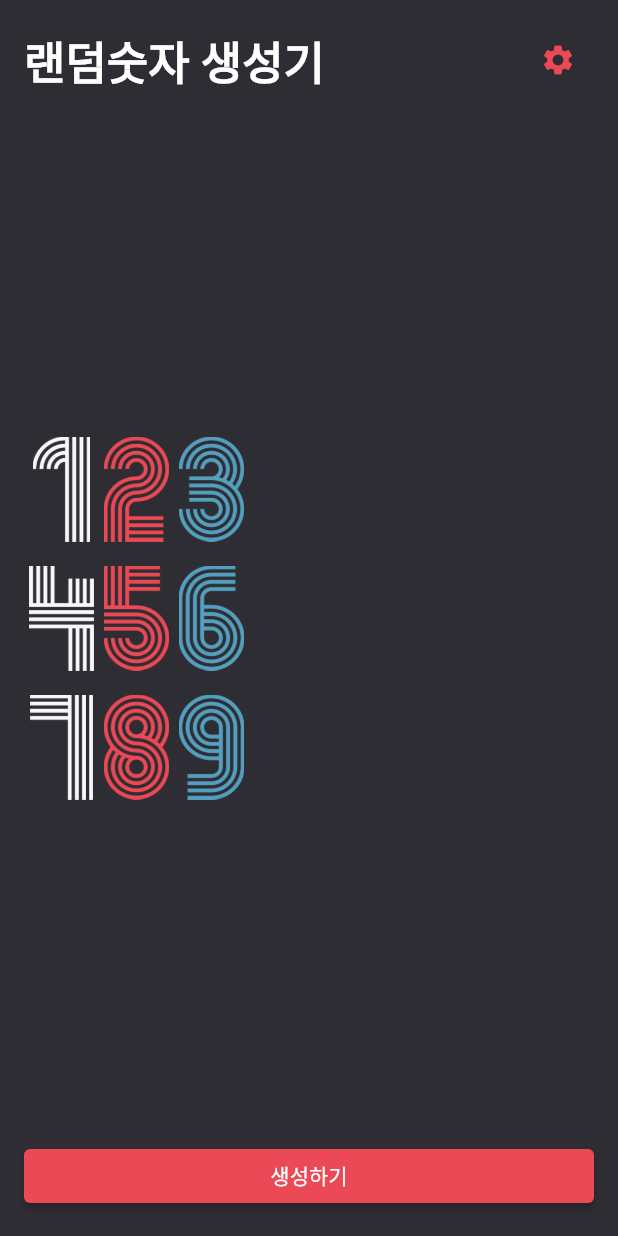
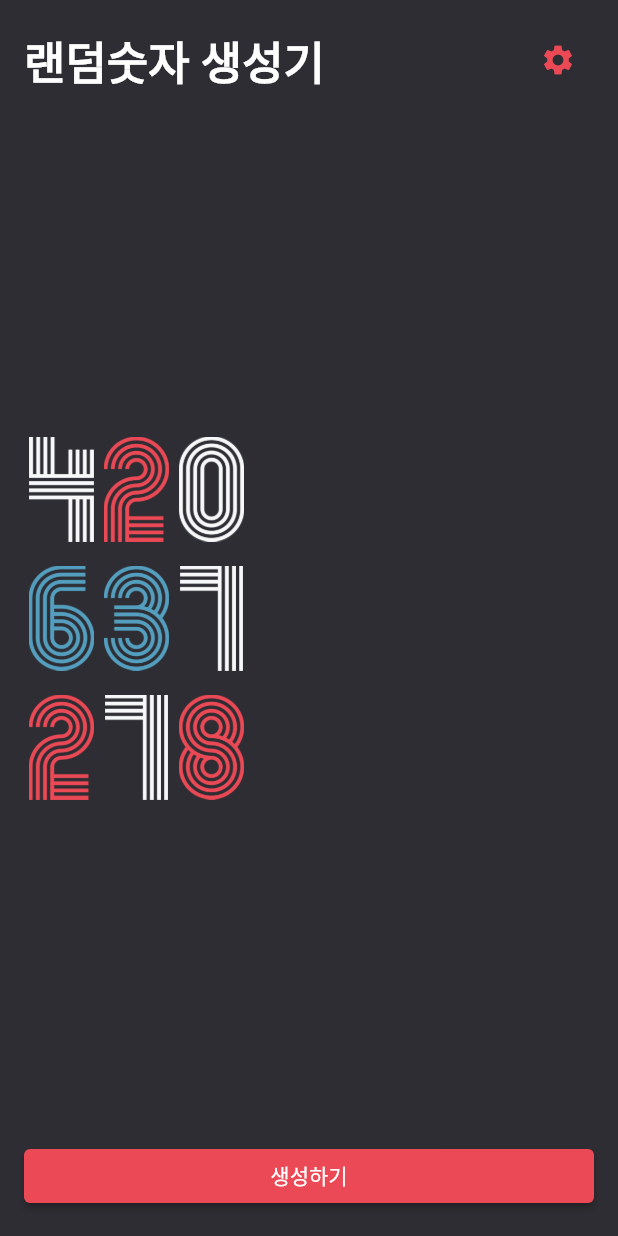
Before and after one commit to TigerKim9/FlutterStudy, a Flutter app: the screen it shows after launch, after a tap on "생성하기", on a phone screen of 412 x 824 dp. Run offline on Flutter 3.47's test engine with Material 2 defaults, Android fonts, the phone set to English and light mode, and no system bars; our stand-ins replace webview_flutter.

```diff
--- a/random_number_generator/lib/screen/home_screen.dart
+++ b/random_number_generator/lib/screen/home_screen.dart
@@ -1,4 +1,7 @@
+import 'dart:math';
+
 import 'package:flutter/material.dart';
+import 'package:random_number_generator/screen/settings_screen.dart';
 
 import '../constant/color.dart';
 
@@ -10,6 +13,12 @@ class HomeScreen extends StatefulWidget {
 }
 
 class _HomeScreenState extends State<HomeScreen> {
+  List<int> RandomNumber =[
+    123,
+    456,
+    789,
+  ];
+
   @override
   Widget build(BuildContext context) {
     return Scaffold(
@@ -32,7 +41,14 @@ class _HomeScreenState extends State<HomeScreen> {
                       ),
                     ),
                     IconButton(
-                        onPressed: () {},
+                        onPressed: () {
+                          Navigator.of(context).push(
+                            MaterialPageRoute(builder: (BuildContext context){
+                              return SettingsScreen();
+                            }
+                            )
+                          );
+                        },
                         icon: Icon(
                           Icons.settings,
                           color: RED_COLOR,
@@ -42,11 +58,8 @@ class _HomeScreenState extends State<HomeScreen> {
                 Expanded(
                     child: Column(
                         mainAxisAlignment: MainAxisAlignment.center,
-                        children: [
-                          123,
-                          456,
-                          789,
-                        ].asMap().entries
+                        children:
+                            RandomNumber.asMap().entries
                             .map((x) => Padding(
                               padding: EdgeInsets.only(bottom: x.key==2?0: 16.0),// 맨 밑 숫자는 패딩 넣지 않기
                               child: Row(
@@ -62,13 +75,27 @@ class _HomeScreenState extends State<HomeScreen> {
                         ).toList()
                     )
                 ),
-                SizedBox(
-                    width: double.infinity,
+                SizedBox(   //Container를 써도 되지만 SizedBox가 아주 조금 빠른 것과 모두 Container를 쓰면 코드를 구분할 때 어려우므로 개발자들의 약속으로 요소에는 SizedBox를 써주는 고러한 느낌.
+                    width: double.infinity,   //화면 끝까지 버튼 길이 늘이기
                     child: ElevatedButton(
                         style: ElevatedButton.styleFrom(
                           primary: RED_COLOR, //활성화 되었을 시 색
                         ),
-                        onPressed: () {},
+                        onPressed: () {
+                          final rand = Random();
+
+                          final Set<int> newNumbers={};
+
+                          while(newNumbers.length !=3){         //중복된 숫자를 피하고 싶을 때 Set 자료형과 while 문을 사용해주면 간단하게 처리 가능
+                            final number = rand.nextInt(1000);
+
+                            newNumbers.add(number);
+
+                            setState(() {
+                              RandomNumber = newNumbers.toList();
+                            });
+                          }
+                        },
                         child: Text('생성하기')))
               ],
             ),
```
Also changed, not shown: random_number_generator/lib/screen/settings_screen.dart (added, +21 -0 lines).
